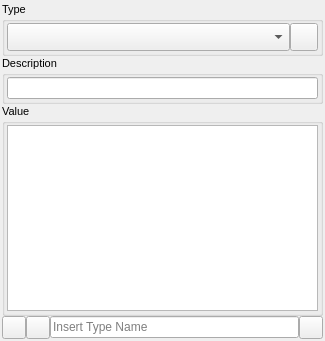
The window that annotations_editor/annotations_editor.ui (NMaghfurUsman/krita-annotations-editor) describes before a commit, drawn with Qt 5.
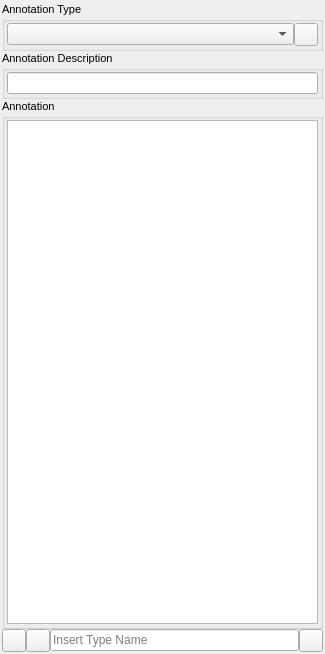
The same window after the commit.

Commit message: Fix widget sizing policy

```diff
--- a/annotations_editor/annotations_editor.ui
+++ b/annotations_editor/annotations_editor.ui
@@ -7,7 +7,7 @@
     <x>0</x>
     <y>0</y>
     <width>325</width>
-    <height>341</height>
+    <height>654</height>
    </rect>
   </property>
   <property name="windowTitle">
@@ -38,7 +38,7 @@
       </font>
      </property>
      <property name="title">
-      <string>Type</string>
+      <string>Annotation Type</string>
      </property>
      <layout class="QHBoxLayout" name="horizontalLayout_2">
       <property name="spacing">
@@ -58,12 +58,6 @@
       </property>
       <item>
        <widget class="QComboBox" name="annotationCB">
-        <property name="sizePolicy">
-         <sizepolicy hsizetype="Preferred" vsizetype="Expanding">
-          <horstretch>0</horstretch>
-          <verstretch>0</verstretch>
-         </sizepolicy>
-        </property>
         <property name="minimumSize">
          <size>
           <width>0</width>
@@ -74,12 +68,6 @@
       </item>
       <item>
        <widget class="QToolButton" name="delBtn">
-        <property name="minimumSize">
-         <size>
-          <width>28</width>
-          <height>28</height>
-         </size>
-        </property>
         <property name="toolTip">
          <string>Delete this annotation type from document</string>
         </property>
@@ -96,7 +84,7 @@
       </font>
      </property>
      <property name="title">
-      <string>Description</string>
+      <string>Annotation Description</string>
      </property>
      <layout class="QVBoxLayout" name="verticalLayout_3">
       <property name="leftMargin">
@@ -125,7 +113,7 @@
       </font>
      </property>
      <property name="title">
-      <string>Value</string>
+      <string>Annotation</string>
      </property>
      <layout class="QVBoxLayout" name="verticalLayout_2">
       <property name="spacing">
@@ -175,12 +163,6 @@
      </property>
      <item row="0" column="2">
       <widget class="QToolButton" name="clearBtn">
-       <property name="sizePolicy">
-        <sizepolicy hsizetype="Fixed" vsizetype="Expanding">
-         <horstretch>0</horstretch>
-         <verstretch>0</verstretch>
-        </sizepolicy>
-       </property>
        <property name="toolTip">
         <string>Clear all forms</string>
        </property>
@@ -198,12 +180,6 @@
      </item>
      <item row="0" column="5">
       <widget class="QToolButton" name="addBtn">
-       <property name="sizePolicy">
-        <sizepolicy hsizetype="Fixed" vsizetype="Expanding">
-         <horstretch>0</horstretch>
-         <verstretch>0</verstretch>
-        </sizepolicy>
-       </property>
        <property name="toolTip">
         <string>Insert new annotation type to document</string>
        </property>
@@ -211,12 +187,6 @@
      </item>
      <item row="0" column="1">
       <widget class="QToolButton" name="writeBtn">
-       <property name="sizePolicy">
-        <sizepolicy hsizetype="Fixed" vsizetype="Expanding">
-         <horstretch>0</horstretch>
-         <verstretch>0</verstretch>
-        </sizepolicy>
-       </property>
        <property name="toolTip">
         <string>Write annotation data to document</string>
        </property>
```
